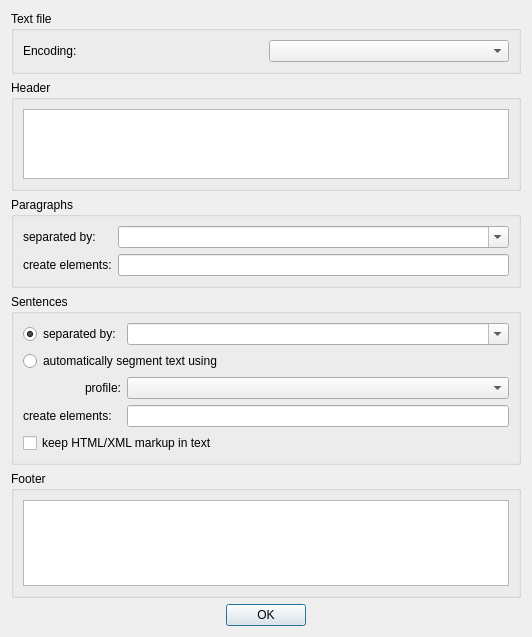
Before: the Qt Designer form src/ImportTxtDialog.ui in czcorpus/InterText_editor, drawn with Qt 5.
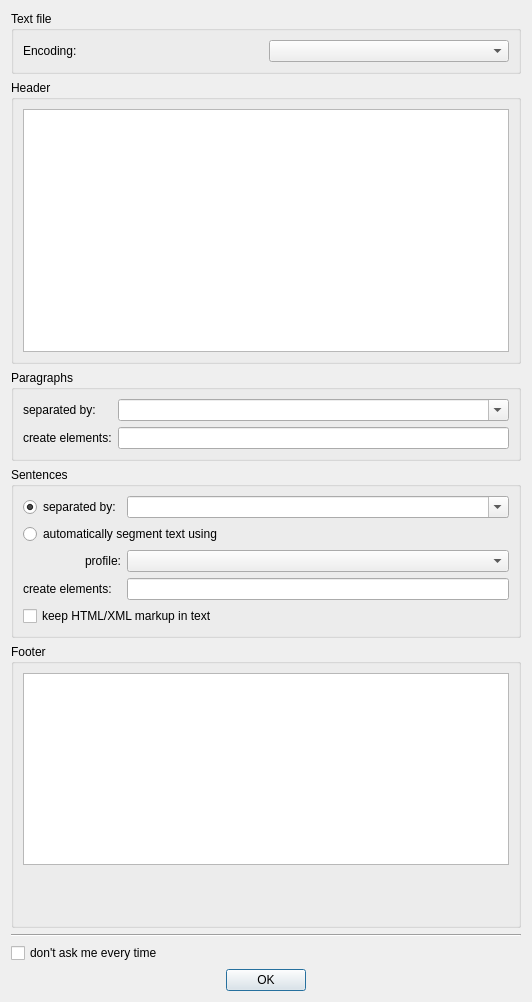
After: the same form once the commit is applied.

Commit message: Basic application of global import settings.

Diff of the .ui file:
```diff
--- a/src/ImportTxtDialog.ui
+++ b/src/ImportTxtDialog.ui
@@ -10,7 +10,7 @@
     <x>0</x>
     <y>0</y>
     <width>532</width>
-    <height>637</height>
+    <height>1002</height>
    </rect>
   </property>
   <property name="sizePolicy">
@@ -185,6 +185,20 @@
      </layout>
     </widget>
    </item>
+   <item>
+    <widget class="Line" name="line">
+     <property name="orientation">
+      <enum>Qt::Horizontal</enum>
+     </property>
+    </widget>
+   </item>
+   <item>
+    <widget class="QCheckBox" name="dontAsk">
+     <property name="text">
+      <string>don't ask me every time</string>
+     </property>
+    </widget>
+   </item>
    <item>
     <widget class="QDialogButtonBox" name="buttonBox">
      <property name="orientation">
```
The commit also changes 7 other files.
